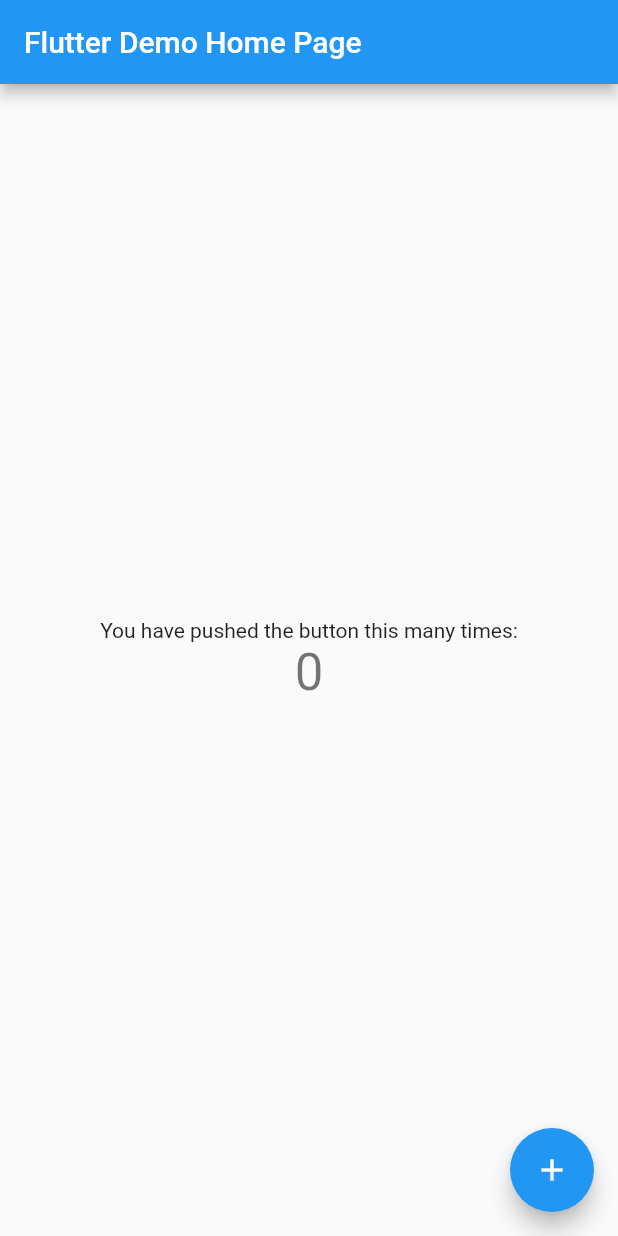
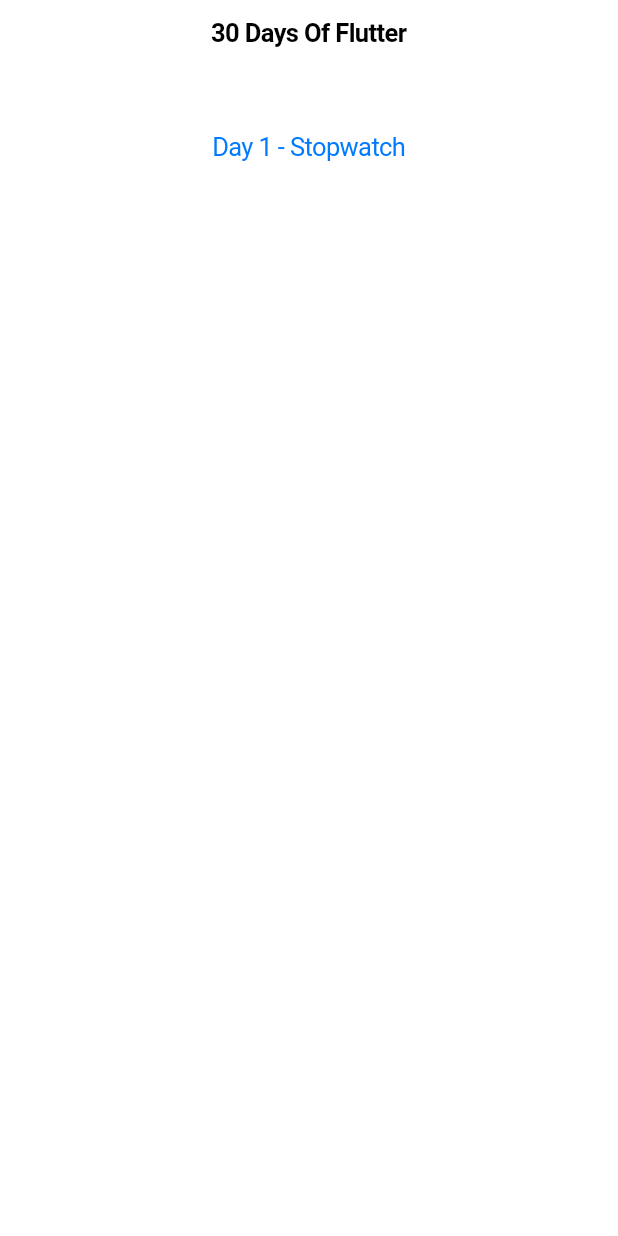
Before and after one commit to karan-rawal/30-days-flutter-challenge, a Flutter app: the screen it shows after launch, on a phone screen of 412 x 824 dp. Run offline on Flutter 3.47's test engine with Material 2 defaults, Android fonts, the phone set to English and light mode, and no system bars.

Commit message:
Created common navbar for cupertino.

```diff
--- /dev/null
+++ b/thirty_days_of_flutter/lib/common/widgets/custom-cupertino-nav-bar.dart
@@ -0,0 +1,14 @@
+import 'package:flutter/cupertino.dart';
+
+class CustomCupertinoNavBar extends CupertinoNavigationBar {
+  final title;
+
+  CustomCupertinoNavBar({@required this.title})
+      : super(
+          middle: Container(
+            alignment: Alignment.center,
+            padding: EdgeInsets.symmetric(horizontal: 10),
+            child: Container(child: Text(title)),
+          ),
+        );
+}
--- /dev/null
+++ b/thirty_days_of_flutter/lib/days/day1/day1.dart
@@ -0,0 +1,18 @@
+import 'package:flutter/cupertino.dart';
+import 'package:thirty_days_of_flutter/common/widgets/custom-cupertino-nav-bar.dart';
+
+class Day1 extends StatelessWidget {
+  static const SCREEN_TITLE = 'Day 1 - Stopwatch';
+  static const SCREEN_ROUTE = 'day1';
+
+  @override
+  Widget build(BuildContext context) {
+    return CupertinoPageScaffold(
+        navigationBar: CustomCupertinoNavBar(
+          title: SCREEN_TITLE,
+        ),
+        child: Center(
+          child: Text(Day1.SCREEN_TITLE),
+        ));
+  }
+}
--- a/thirty_days_of_flutter/lib/main.dart
+++ b/thirty_days_of_flutter/lib/main.dart
@@ -1,111 +1,21 @@
-import 'package:flutter/material.dart';
+import 'package:flutter/cupertino.dart';
+import 'package:thirty_days_of_flutter/days/day1/day1.dart';
+import 'package:thirty_days_of_flutter/menu.dart';
 
-void main() => runApp(MyApp());
+void main() => runApp(Main());
 
-class MyApp extends StatelessWidget {
-  // This widget is the root of your application.
+class Main extends StatelessWidget {
+  static const String APP_TITLE = '30 Days Of Flutter';
+
   @override
   Widget build(BuildContext context) {
-    return MaterialApp(
-      title: 'Flutter Demo',
-      theme: ThemeData(
-        // This is the theme of your application.
-        //
-        // Try running your application with "flutter run". You'll see the
-        // application has a blue toolbar. Then, without quitting the app, try
-        // changing the primarySwatch below to Colors.green and then invoke
-        // "hot reload" (press "r" in the console where you ran "flutter run",
-        // or simply save your changes to "hot reload" in a Flutter IDE).
-        // Notice that the counter didn't reset back to zero; the application
-        // is not restarted.
-        primarySwatch: Colors.blue,
-      ),
-      home: MyHomePage(title: 'Flutter Demo Home Page'),
+    return CupertinoApp(
+      title: Main.APP_TITLE,
+      initialRoute: Menu.SCREEN_ROUTE,
+      routes: {
+        Menu.SCREEN_ROUTE: (context) => Menu(),
+        Day1.SCREEN_ROUTE: (context) => Day1(),
+      },
     );
   }
 }
-
-class MyHomePage extends StatefulWidget {
-  MyHomePage({Key key, this.title}) : super(key: key);
-
-  // This widget is the home page of your application. It is stateful, meaning
-  // that it has a State object (defined below) that contains fields that affect
-  // how it looks.
-
-  // This class is the configuration for the state. It holds the values (in this
-  // case the title) provided by the parent (in this case the App widget) and
-  // used by the build method of the State. Fields in a Widget subclass are
-  // always marked "final".
-
-  final String title;
-
-  @override
-  _MyHomePageState createState() => _MyHomePageState();
-}
-
-class _MyHomePageState extends State<MyHomePage> {
-  int _counter = 0;
-
-  void _incrementCounter() {
-    setState(() {
-      // This call to setState tells the Flutter framework that something has
-      // changed in this State, which causes it to rerun the build method below
-      // so that the display can reflect the updated values. If we changed
-      // _counter without calling setState(), then the build method would not be
-      // called again, and so nothing would appear to happen.
-      _counter++;
-    });
-  }
-
-  @override
-  Widget build(BuildContext context) {
-    // This method is rerun every time setState is called, for instance as done
-    // by the _incrementCounter method above.
-    //
-    // The Flutter framework has been optimized to make rerunning build methods
-    // fast, so that you can just rebuild anything that needs updating rather
-    // than having to individually change instances of widgets.
-    return Scaffold(
-      appBar: AppBar(
-        // Here we take the value from the MyHomePage object that was created by
-        // the App.build method, and use it to set our appbar title.
-        title: Text(widget.title),
-      ),
-      body: Center(
-        // Center is a layout widget. It takes a single child and positions it
-        // in the middle of the parent.
-        child: Column(
-          // Column is also layout widget. It takes a list of children and
-          // arranges them vertically. By default, it sizes itself to fit its
-          // children horizontally, and tries to be as tall as its parent.
-          //
-          // Invoke "debug painting" (press "p" in the console, choose the
-          // "Toggle Debug Paint" action from the Flutter Inspector in Android
-          // Studio, or the "Toggle Debug Paint" command in Visual Studio Code)
-          // to see the wireframe for each widget.
-          //
-          // Column has various properties to control how it sizes itself and
-          // how it positions its children. Here we use mainAxisAlignment to
-          // center the children vertically; the main axis here is the vertical
-          // axis because Columns are vertical (the cross axis would be
-          // horizontal).
-          mainAxisAlignment: MainAxisAlignment.center,
-          children: <Widget>[
-            Text(
-              'You have pushed the button this many times:',
-            ),
-            Text(
-              '$_counter',
-              style: Theme.of(context).textTheme.display1,
-            ),
-          ],
-        ),
-      ),
-      floatingActionButton: FloatingActionButton(
-        onPressed: _incrementCounter,
-        tooltip: 'Increment',
-        child: Icon(Icons.add),
-      ), // This trailing comma makes auto-formatting nicer for build methods.
-    );
-  }
-}
--- /dev/null
+++ b/thirty_days_of_flutter/lib/menu.dart
@@ -0,0 +1,68 @@
+import 'package:flutter/cupertino.dart';
+import 'package:flutter/material.dart';
+import 'package:thirty_days_of_flutter/common/widgets/custom-cupertino-nav-bar.dart';
+import 'package:thirty_days_of_flutter/days/day1/day1.dart';
+
+class MenuItemData {
+  String name;
+  String route;
+
+  MenuItemData(this.name, this.route);
+}
+
+class MenuItemWidget extends StatelessWidget {
+  final String label;
+  final Function onPress;
+
+  MenuItemWidget(this.label, this.onPress);
+
+  @override
+  Widget build(BuildContext context) {
+    return Padding(
+      padding: const EdgeInsets.all(8.0),
+      child: CupertinoButton(
+        child: Text(label),
+        onPressed: onPress,
+      ),
+    );
+  }
+}
+
+class Menu extends StatelessWidget {
+  static const SCREEN_ROUTE = '/';
+  static const SCREEN_TITLE = '30 Days Of Flutter';
+
+  final List<MenuItemData> menusItemDataArr = [
+    MenuItemData(Day1.SCREEN_TITLE, Day1.SCREEN_ROUTE)
+  ];
+
+  void _onMenuItemPress(BuildContext context, MenuItemData menu) {
+    Navigator.pushNamed(context, menu.route);
+  }
+
+  @override
+  Widget build(BuildContext context) {
+    return CupertinoPageScaffold(
+      navigationBar: CustomCupertinoNavBar(
+        title: SCREEN_TITLE,
+      ),
+      child: Column(
+        children: <Widget>[
+          Expanded(
+            child: Padding(
+              padding:
+                  const EdgeInsets.symmetric(horizontal: 30.0, vertical: 20.0),
+              child: ListView(
+                children: menusItemDataArr
+                    .map((menu) => MenuItemWidget(menu.name, () {
+                          _onMenuItemPress(context, menu);
+                        }))
+                    .toList(),
+              ),
+            ),
+          )
+        ],
+      ),
+    );
+  }
+}
```
Also changed, not shown: 1 other file.
